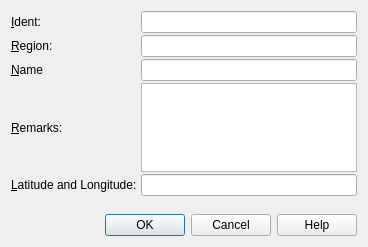
albar965/littlenavmap, file src/route/userwaypointdialog.ui: the form before one commit.
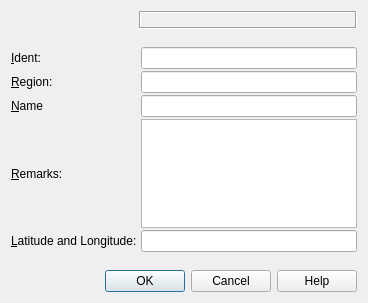
The form after the commit.

Commit message:
Added option to add comments for waypoints in flight plan. Limited to departure, destination and en-route. Not available for alternate and procedure waypoints.
Closes #372

```diff
--- a/src/route/userwaypointdialog.ui
+++ b/src/route/userwaypointdialog.ui
@@ -7,7 +7,7 @@
     <x>0</x>
     <y>0</y>
     <width>368</width>
-    <height>247</height>
+    <height>303</height>
    </rect>
   </property>
   <property name="windowTitle">
@@ -17,33 +17,7 @@
    <property name="spacing">
     <number>2</number>
    </property>
-   <item row="6" column="2">
-    <widget class="QLabel" name="labelRouteUserWaypointCoordStatus">
-     <property name="text">
-      <string/>
-     </property>
-     <property name="wordWrap">
-      <bool>true</bool>
-     </property>
-     <property name="margin">
-      <number>5</number>
-     </property>
-     <property name="textInteractionFlags">
-      <set>Qt::LinksAccessibleByMouse|Qt::TextSelectableByMouse</set>
-     </property>
-    </widget>
-   </item>
-   <item row="2" column="0">
-    <widget class="QLabel" name="labelRouteUserWaypointRegion">
-     <property name="text">
-      <string>&amp;Region:</string>
-     </property>
-     <property name="buddy">
-      <cstring>lineEditRouteUserWaypointRegion</cstring>
-     </property>
-    </widget>
-   </item>
-   <item row="1" column="2">
+   <item row="3" column="2">
     <widget class="QLineEdit" name="lineEditRouteUserWaypointIdent">
      <property name="toolTip">
       <string>Required ident of the waypoint.
@@ -51,44 +25,7 @@
      </property>
     </widget>
    </item>
-   <item row="5" column="0">
-    <widget class="QLabel" name="labelRouteUserWaypointLatLon">
-     <property name="text">
-      <string>&amp;Latitude and Longitude:</string>
-     </property>
-     <property name="buddy">
-      <cstring>lineEditRouteUserWaypointLatLon</cstring>
-     </property>
-    </widget>
-   </item>
-   <item row="2" column="2">
-    <widget class="QLineEdit" name="lineEditRouteUserWaypointRegion">
-     <property name="toolTip">
-      <string>Optional two letter ICAO region of the waypoint.</string>
-     </property>
-    </widget>
-   </item>
-   <item row="1" column="0">
-    <widget class="QLabel" name="labelRouteUserWaypointIdent">
-     <property name="text">
-      <string>&amp;Ident:</string>
-     </property>
-     <property name="buddy">
-      <cstring>lineEditRouteUserWaypointIdent</cstring>
-     </property>
-    </widget>
-   </item>
-   <item row="4" column="0">
-    <widget class="QLabel" name="labelRouteUserWaypointComment">
-     <property name="text">
-      <string>&amp;Remarks:</string>
-     </property>
-     <property name="buddy">
-      <cstring>plainTextEditRouteUserWaypointComment</cstring>
-     </property>
-    </widget>
-   </item>
-   <item row="5" column="2">
+   <item row="7" column="2">
     <widget class="QLineEdit" name="lineEditRouteUserWaypointLatLon">
      <property name="toolTip">
       <string>Recognized coordinate formats:
@@ -110,17 +47,27 @@
      </property>
     </widget>
    </item>
-   <item row="3" column="0">
-    <widget class="QLabel" name="labelRouteUserWaypointName">
+   <item row="6" column="0">
+    <widget class="QLabel" name="labelRouteUserWaypointComment">
      <property name="text">
-      <string>&amp;Name</string>
+      <string>&amp;Remarks:</string>
      </property>
      <property name="buddy">
       <cstring>lineEditRouteUserWaypointName</cstring>
      </property>
     </widget>
    </item>
-   <item row="8" column="0" colspan="3">
+   <item row="4" column="0">
+    <widget class="QLabel" name="labelRouteUserWaypointRegion">
+     <property name="text">
+      <string>&amp;Region:</string>
+     </property>
+     <property name="buddy">
+      <cstring>lineEditRouteUserWaypointRegion</cstring>
+     </property>
+    </widget>
+   </item>
+   <item row="9" column="0" colspan="3">
     <widget class="QDialogButtonBox" name="buttonBoxRouteUserWaypoint">
      <property name="orientation">
       <enum>Qt::Horizontal</enum>
@@ -130,28 +77,104 @@
      </property>
     </widget>
    </item>
-   <item row="7" column="2">
-    <spacer name="verticalSpacer">
-     <property name="orientation">
-      <enum>Qt::Vertical</enum>
+   <item row="5" column="0">
+    <widget class="QLabel" name="labelRouteUserWaypointName">
+     <property name="text">
+      <string>&amp;Name</string>
      </property>
-     <property name="sizeHint" stdset="0">
-      <size>
-       <width>20</width>
-       <height>40</height>
-      </size>
+     <property name="buddy">
+      <cstring>lineEditRouteUserWaypointName</cstring>
      </property>
-    </spacer>
+    </widget>
    </item>
-   <item row="3" column="2">
+   <item row="4" column="2">
+    <widget class="QLineEdit" name="lineEditRouteUserWaypointRegion">
+     <property name="toolTip">
+      <string>Optional two letter ICAO region of the waypoint.</string>
+     </property>
+    </widget>
+   </item>
+   <item row="6" column="2">
+    <widget class="QPlainTextEdit" name="plainTextEditRouteUserWaypointComment">
+     <property name="tabChangesFocus">
+      <bool>true</bool>
+     </property>
+    </widget>
+   </item>
+   <item row="8" column="2">
+    <widget class="QLabel" name="labelRouteUserWaypointCoordStatus">
+     <property name="text">
+      <string/>
+     </property>
+     <property name="wordWrap">
+      <bool>true</bool>
+     </property>
+     <property name="margin">
+      <number>5</number>
+     </property>
+     <property name="textInteractionFlags">
+      <set>Qt::LinksAccessibleByMouse|Qt::TextSelectableByMouse</set>
+     </property>
+    </widget>
+   </item>
+   <item row="7" column="0">
+    <widget class="QLabel" name="labelRouteUserWaypointLatLon">
+     <property name="text">
+      <string>&amp;Latitude and Longitude:</string>
+     </property>
+     <property name="buddy">
+      <cstring>lineEditRouteUserWaypointLatLon</cstring>
+     </property>
+    </widget>
+   </item>
+   <item row="5" column="2">
     <widget class="QLineEdit" name="lineEditRouteUserWaypointName">
      <property name="toolTip">
       <string>Waypoint name</string>
      </property>
     </widget>
    </item>
-   <item row="4" column="2">
-    <widget class="QPlainTextEdit" name="plainTextEditRouteUserWaypointComment"/>
+   <item row="3" column="0">
+    <widget class="QLabel" name="labelRouteUserWaypointIdent">
+     <property name="text">
+      <string>&amp;Ident:</string>
+     </property>
+     <property name="buddy">
+      <cstring>lineEditRouteUserWaypointIdent</cstring>
+     </property>
+    </widget>
+   </item>
+   <item row="1" column="1" colspan="2">
+    <widget class="QLabel" name="labelRouteUserWaypointHeader">
+     <property name="frameShape">
+      <enum>QFrame::Box</enum>
+     </property>
+     <property name="frameShadow">
+      <enum>QFrame::Sunken</enum>
+     </property>
+     <property name="text">
+      <string/>
+     </property>
+     <property name="wordWrap">
+      <bool>true</bool>
+     </property>
+     <property name="margin">
+      <number>5</number>
+     </property>
+    </widget>
+   </item>
+   <item row="2" column="2">
+    <widget class="QLabel" name="labelRouteUserWaypointHeader2">
+     <property name="text">
+      <string/>
+     </property>
+     <property name="wordWrap">
+      <bool>true</bool>
+     </property>
+     <property name="margin">
+      <number>5</number>
+     </property>
+    </widget>
    </item>
   </layout>
  </widget>
```
Left out of the diff: 2 changed lines with no effect on the pictures. The commit also changes 9 other files.
